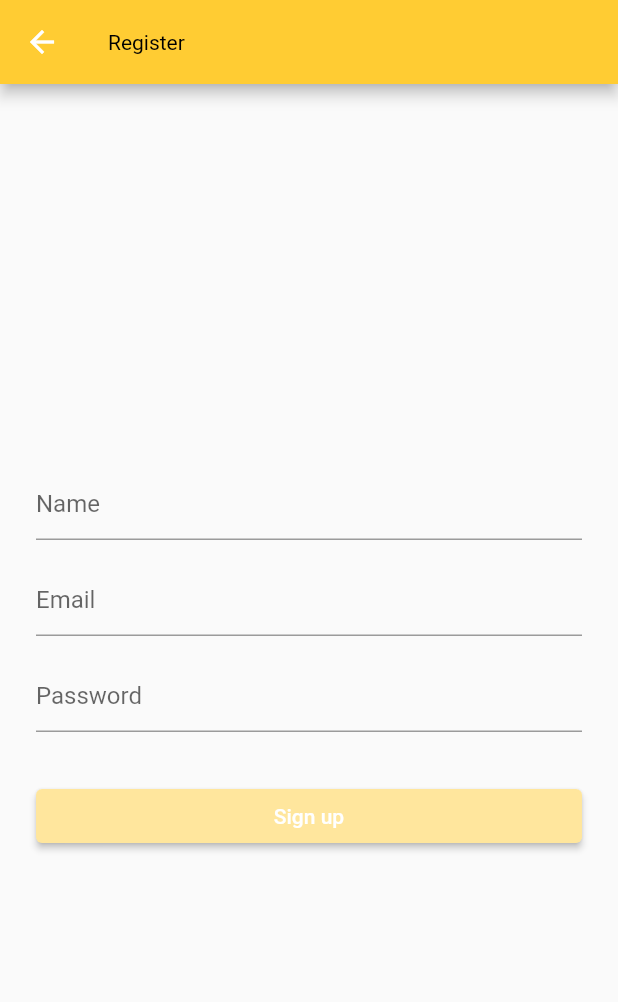
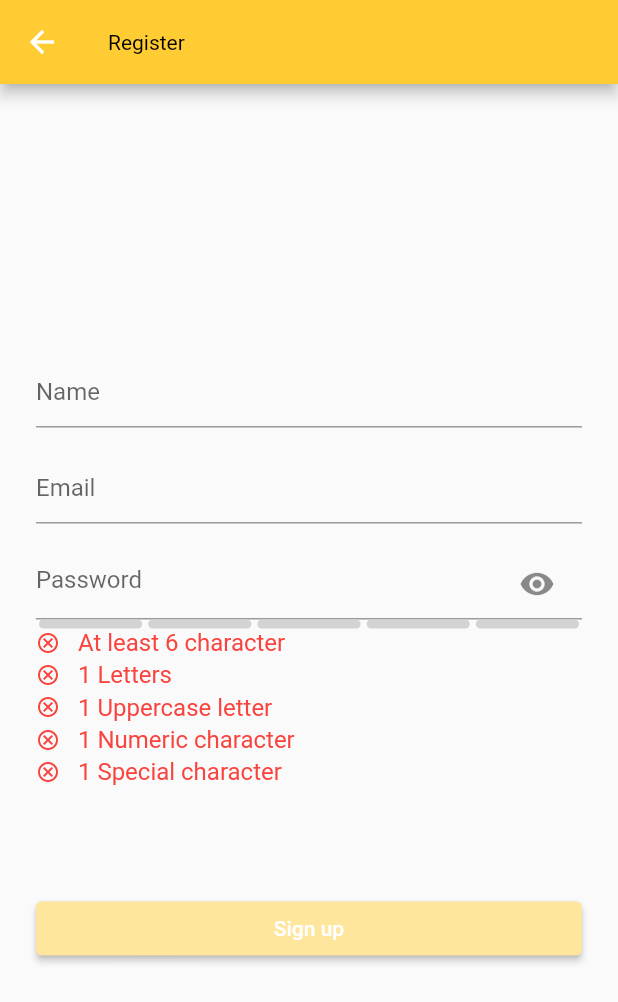
Before and after one commit to biiggman/aacai, a Flutter app: the screen it shows after launch, after a tap on "Sign In", after a tap on "Register", on a phone screen of 412 x 824 dp. Shown: the top 1002 px of the screen. Run offline on Flutter 3.47's test engine with Material 2 defaults, Android fonts, the phone set to English and light mode, and no system bars; drawn by our look-alikes of flutter_pw_validator; our stand-ins replace camera, firebase_auth, firebase_core, google_sign_in, settings_ui; accounts and stored records are empty.

Commit message:
active password checker-register password visibility toggle-register & login

```diff
--- a/lib/fire_auth.dart
+++ b/lib/fire_auth.dart
@@ -3,7 +3,6 @@ import 'package:flutter/foundation.dart' show kIsWeb;
 import 'package:flutter/material.dart';
 import 'package:google_sign_in/google_sign_in.dart';
 import 'dart:async';
-import 'package:path/path.dart';
 
 class FireAuth {
   // For registering a new user
--- a/lib/forgot_password_page.dart
+++ b/lib/forgot_password_page.dart
@@ -1,5 +1,4 @@
 import 'package:aacademic/validator.dart';
-import 'package:firebase_auth/firebase_auth.dart';
 import 'package:flutter/material.dart';
 import 'fire_auth.dart';
 
--- a/lib/login_page.dart
+++ b/lib/login_page.dart
@@ -23,6 +23,7 @@ class _LoginPageState extends State<LoginPage> {
   final _focusPassword = FocusNode();
 
   bool _isProcessing = false;
+  var _isObscured = true;
 
   Future<FirebaseApp> _initializeFirebase() async {
     FirebaseApp firebaseApp = await Firebase.initializeApp();
@@ -93,12 +94,25 @@ class _LoginPageState extends State<LoginPage> {
                           TextFormField(
                             controller: _passwordTextController,
                             focusNode: _focusPassword,
-                            obscureText: true,
+                            obscureText: _isObscured,
                             validator: (value) => Validator.validatePassword(
                               password: value,
                             ),
                             decoration: InputDecoration(
                               hintText: "Password",
+                              //Icon button toggles password visibility
+                              suffixIcon: IconButton(
+                                padding:
+                                    const EdgeInsetsDirectional.only(end: 12.0),
+                                icon: _isObscured
+                                    ? const Icon(Icons.visibility)
+                                    : const Icon(Icons.visibility_off),
+                                onPressed: () {
+                                  setState(() {
+                                    _isObscured = !_isObscured;
+                                  });
+                                },
+                              ),
                               errorBorder: UnderlineInputBorder(
                                 borderRadius: BorderRadius.circular(6.0),
                                 borderSide: BorderSide(
@@ -150,7 +164,7 @@ class _LoginPageState extends State<LoginPage> {
                                             }
                                           }
                                         },
-                                        child: Text(
+                                        child: const Text(
                                           'Sign In',
                                           style: TextStyle(color: Colors.white),
                                         ),
@@ -208,15 +222,15 @@ class _LoginPageState extends State<LoginPage> {
                                             mainAxisSize: MainAxisSize.min,
                                             mainAxisAlignment:
                                                 MainAxisAlignment.center,
-                                            children: <Widget>[
+                                            children: const <Widget>[
                                               Image(
                                                 image: AssetImage(
                                                     "assets/google_logo.png"),
                                                 height: 35.0,
                                               ),
                                               Padding(
-                                                padding: const EdgeInsets.only(
-                                                    left: 10),
+                                                padding:
+                                                    EdgeInsets.only(left: 10),
                                                 child: Text(
                                                   'Sign in with Google',
                                                   style: TextStyle(
@@ -249,7 +263,7 @@ class _LoginPageState extends State<LoginPage> {
                                               ),
                                             );
                                           },
-                                          child: Text(
+                                          child: const Text(
                                             'Register',
                                             style:
                                                 TextStyle(color: Colors.white),
@@ -268,7 +282,7 @@ class _LoginPageState extends State<LoginPage> {
                                               ),
                                             );
                                           },
-                                          child: Text(
+                                          child: const Text(
                                             'Forgot Password',
                                             style:
                                                 TextStyle(color: Colors.white),
--- a/lib/register_page.dart
+++ b/lib/register_page.dart
@@ -3,6 +3,7 @@ import 'package:firebase_auth/firebase_auth.dart';
 import 'profile_page.dart';
 import 'fire_auth.dart';
 import 'validator.dart';
+import 'package:flutter_pw_validator/flutter_pw_validator.dart';
 
 class RegisterPage extends StatefulWidget {
   @override
@@ -21,6 +22,7 @@ class _RegisterPageState extends State<RegisterPage> {
   final _focusPassword = FocusNode();
 
   bool _isProcessing = false;
+  var _isObscured = true;
 
   @override
   Widget build(BuildContext context) {
@@ -81,12 +83,25 @@ class _RegisterPageState extends State<RegisterPage> {
                       TextFormField(
                         controller: _passwordTextController,
                         focusNode: _focusPassword,
-                        obscureText: true,
+                        obscureText: _isObscured,
                         validator: (value) => Validator.validatePassword(
                           password: value,
                         ),
                         decoration: InputDecoration(
                           hintText: "Password",
+                          //Icon button toggles password visibility
+                          suffixIcon: IconButton(
+                            padding:
+                                const EdgeInsetsDirectional.only(end: 12.0),
+                            icon: _isObscured
+                                ? const Icon(Icons.visibility)
+                                : const Icon(Icons.visibility_off),
+                            onPressed: () {
+                              setState(() {
+                                _isObscured = !_isObscured;
+                              });
+                            },
+                          ),
                           errorBorder: UnderlineInputBorder(
                             borderRadius: BorderRadius.circular(6.0),
                             borderSide: BorderSide(
@@ -94,6 +109,23 @@ class _RegisterPageState extends State<RegisterPage> {
                             ),
                           ),
                         ),
+                      ),
+                      //password status validator
+                      FlutterPwValidator(
+                        controller: _passwordTextController,
+                        minLength: 6,
+                        uppercaseCharCount: 1,
+                        numericCharCount: 1,
+                        specialCharCount: 1,
+                        normalCharCount: 1,
+                        width: 400,
+                        height: 150,
+                        onSuccess: () {
+                          return true;
+                        },
+                        onFail: () {
+                          return false;
+                        },
                       ),
                       SizedBox(height: 32.0),
                       _isProcessing
--- a/lib/validator.dart
+++ b/lib/validator.dart
@@ -37,6 +37,14 @@ class Validator {
       return 'Password can\'t be empty';
     } else if (password.length < 6) {
       return 'Enter a password of at least 6 characters';
+    } else if (!RegExp(r'[A-Z]').hasMatch(password)) {
+      return 'Password must contain at least one uppercase letter';
+    } else if (!RegExp(r'[a-z]').hasMatch(password)) {
+      return 'Password must contain at least one lowercase letter';
+    } else if (!RegExp(r'\d').hasMatch(password)) {
+      return 'Password must contain at least one number';
+    } else if (!RegExp(r'[!@#\$%\^&\*\(\)]').hasMatch(password)) {
+      return 'Password must contain at least one special character';
     }
 
     return null;
--- a/pubspec.yaml
+++ b/pubspec.yaml
@@ -41,6 +41,7 @@ dependencies:
   firebase_auth: ^4.2.9
   settings_ui: ^2.0.2
   google_sign_in: ^6.0.2
+  flutter_pw_validator: ^1.5.0
 
 dependency_overrides:
   camera_android: 0.9.7+1
```
Also changed, not shown: pubspec.lock.
